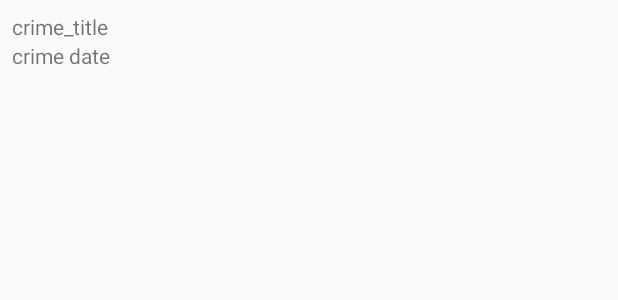
After one commit to ivicel/Android-Programming-BigNerd, an Android app: the layout list_item_crime.xml on its own in the app's theme, with its tools: preview values and no code run, on a phone screen of 412 x 824 dp. The commit adds this screen. Shown: the top 300 px of the screen. Run offline under Robolectric (Android 15) with nearby library versions, the phone set to English and light mode, and no system bars.

Commit message:
chapter 08

```diff
--- a/CriminalIntent/app/build.gradle
+++ b/CriminalIntent/app/build.gradle
@@ -26,5 +26,6 @@
     })
     compile 'com.android.support:appcompat-v7:25.3.1'
     compile 'com.android.support.constraint:constraint-layout:1.0.2'
+    compile 'com.android.support:recyclerview-v7:25.3.1'
     testCompile 'junit:junit:4.12'
 }
--- a/CriminalIntent/app/src/main/AndroidManifest.xml
+++ b/CriminalIntent/app/src/main/AndroidManifest.xml
@@ -10,6 +10,10 @@
         android:supportsRtl="true"
         android:theme="@style/AppTheme">
         <activity android:name=".CrimeActivity">
+
+        </activity>
+
+        <activity android:name=".CrimeListActivity">
             <intent-filter>
                 <action android:name="android.intent.action.MAIN"/>
 
--- /dev/null
+++ b/CriminalIntent/app/src/main/res/layout/list_item_crime.xml
@@ -0,0 +1,21 @@
+<?xml version="1.0" encoding="utf-8"?>
+<LinearLayout
+    xmlns:android="http://schemas.android.com/apk/res/android"
+    android:layout_width="match_parent"
+    android:layout_height="wrap_content"
+    android:orientation="vertical"
+    android:padding="8dp">
+
+    <TextView
+        android:id="@+id/crime_title"
+        android:layout_width="match_parent"
+        android:layout_height="wrap_content"
+        android:text="crime_title"/>
+
+    <TextView
+        android:layout_width="match_parent"
+        android:layout_height="wrap_content"
+        android:id="@+id/crime_date"
+        android:text="crime date"/>
+
+</LinearLayout>
```
Also changed, not shown: CriminalIntent/app/src/main/java/info/ivicel/criminalintent/CrimeActivity.java (+3 -15 lines), CriminalIntent/app/src/main/java/info/ivicel/criminalintent/CrimeLab.java (added, +47 -0 lines), CriminalIntent/app/src/main/java/info/ivicel/criminalintent/CrimeListActivity.java (added, +15 -0 lines), CriminalIntent/app/src/main/java/info/ivicel/criminalintent/CrimeListFragment.java (added, +99 -0 lines), CriminalIntent/app/src/main/java/info/ivicel/criminalintent/SingleFragmentActivity.java (added, +29 -0 lines), CriminalIntent/app/src/main/res/layout/fragment_crime_list.xml (added, +10 -0 lines), CriminalIntent/app/src/main/res/layout/activity_fragment.xml (renamed from CriminalIntent/app/src/main/res/layout/activity_crime.xml).
